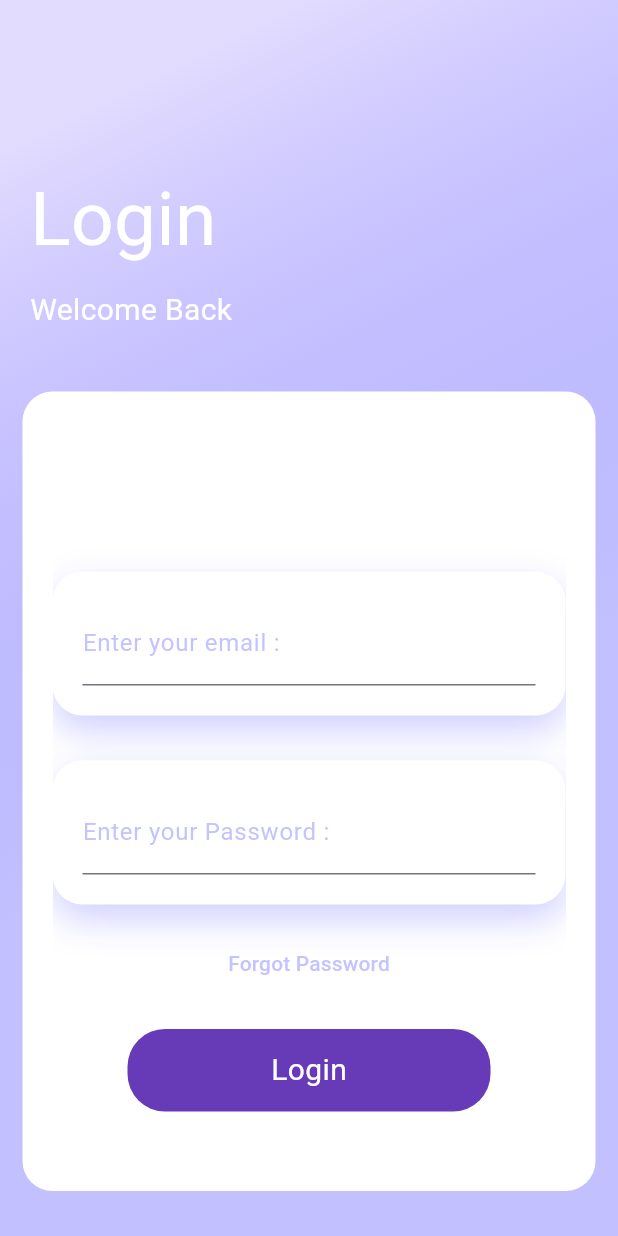
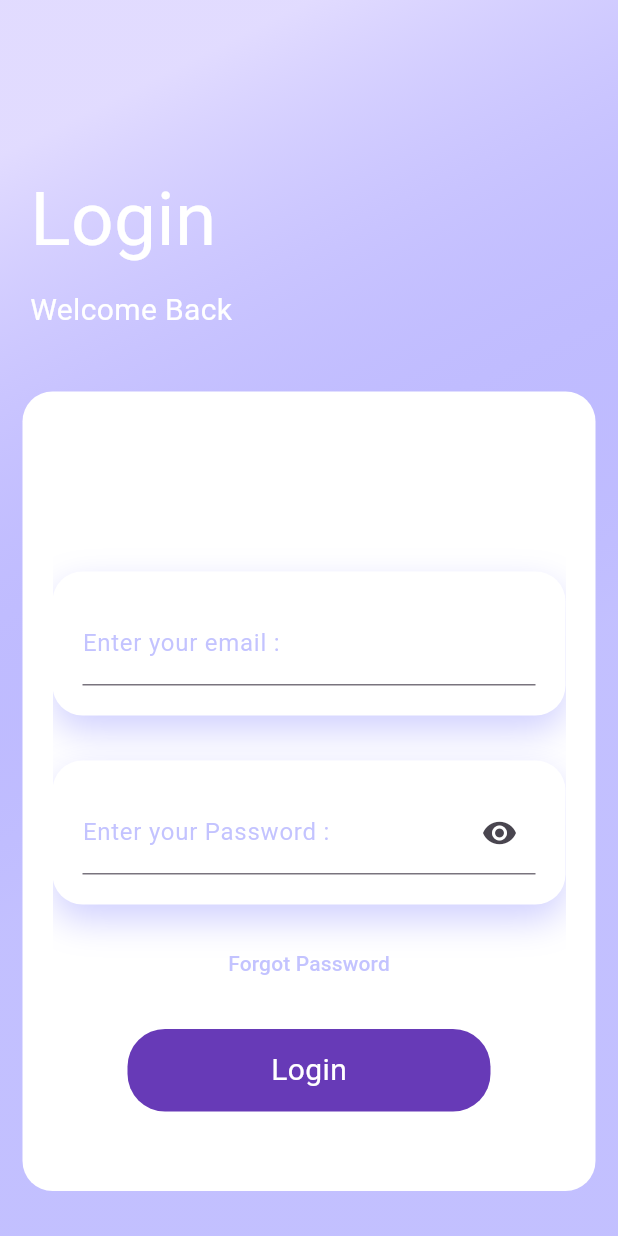
Before and after one commit to jlbat/ExpenseTracker, a Flutter app: the screen it shows after launch, on a phone screen of 412 x 824 dp. Run offline on Flutter 3.47's test engine with Material 3 defaults, Android fonts, the phone set to English and light mode, and no system bars; our stand-ins replace firebase_auth, firebase_core; missing offline and left inert: alert_banner; accounts and stored records are empty.

Commit message:
[Update] Add AlertBanner after login successful and for failed login

```diff
--- a/lib/Authentication/login.dart
+++ b/lib/Authentication/login.dart
@@ -1,4 +1,8 @@
+import 'package:alert_banner/exports.dart';
+import 'package:expense_tracker/Home/home.dart';
 import 'package:flutter/material.dart';
+import 'package:flutter/services.dart';
+import '../Common/alertBanner.dart';
 import './authService.dart';
 
 class Login extends StatefulWidget {
@@ -11,11 +15,18 @@ class Login extends StatefulWidget {
 class _LoginState extends State<Login>{
   final TextEditingController _emailController = TextEditingController();
   final TextEditingController _passwordController = TextEditingController();
+  bool isPasswordVisible = false;
 
   @override
   Widget build(BuildContext context) {
     return Scaffold(
-      body: Container(
+      body: SafeArea(
+        child: AnnotatedRegion(
+          value: const SystemUiOverlayStyle(
+            statusBarColor: Color(0x212121FF),
+            statusBarIconBrightness: Brightness.dark,
+          ),
+          child: Container(
             padding: const EdgeInsets.symmetric(vertical: 30),
             width: double.infinity,
             decoration: const BoxDecoration(
@@ -92,12 +103,25 @@ class _LoginState extends State<Login>{
                                     borderRadius: BorderRadius.all(Radius.circular(20)),
                                   ),
                                   child: TextFormField(
+                                    obscureText: isPasswordVisible,
                                     controller: _passwordController,
                                     style: const TextStyle(color: Color(0x9E9E9EFF)),
                                     cursorColor: const Color(0x9E9E9EFF),
-                                decoration: const InputDecoration(
+                                    decoration: InputDecoration(
                                       labelText: 'Enter your Password : ',
-                                    labelStyle: TextStyle(color: Color(0x9E9E9EFF))
+                                      labelStyle: const TextStyle(color: Color(0x9E9E9EFF)),
+                                      suffixIcon: IconButton(
+                                        icon: Icon(isPasswordVisible
+                                            ? Icons.visibility_off
+                                            : Icons.visibility),
+                                        onPressed: () {
+                                          setState(
+                                                () {
+                                                isPasswordVisible = !isPasswordVisible;
+                                            },
+                                          );
+                                        },
+                                      ),
                                     ),
                                   ),
                                 ),
@@ -116,16 +140,31 @@ class _LoginState extends State<Login>{
                                       onTap: () async {
                                         final message = await AuthService().login(email: _emailController.text, password: _passwordController.text);
                                         if (message!.contains('Success')) {
-                                      print('Login Success');
+                                          Navigator.push(
+                                            context,
+                                            MaterialPageRoute(builder: (context) => const Home()),
+                                          );
+
+                                          showAlertBanner(
+                                              context,
+                                              () {},
+                                              const AlertBanner(
+                                                backgroundColor: Colors.green,
+                                                message: "Login Successful",// Pass the desired color here
+                                              ),
+                                              alertBannerLocation: AlertBannerLocation.top
+                                          );
                                         } else {
-                                      print(message);
+                                          showAlertBanner(
+                                              context,
+                                                  () => print(message),
+                                              AlertBanner(
+                                                backgroundColor: Colors.redAccent,
+                                                message: message,// Pass the desired color here
+                                              ),
+                                              alertBannerLocation: AlertBannerLocation.top
+                                          );
                                         }
-
-                                    ScaffoldMessenger.of(context).showSnackBar(
-                                      SnackBar(
-                                        content: Text(message),
-                                      ),
-                                    );
                                       },
                                       child: const Center(
                                         child: Text('Login', style: TextStyle(color: Colors.white, fontSize: 20)),
@@ -143,6 +182,8 @@ class _LoginState extends State<Login>{
               ],
             ),
           ),
+        )
+      ),
     );
   }
 }
```
Lines whose indentation alone changed are shown as unchanged.
